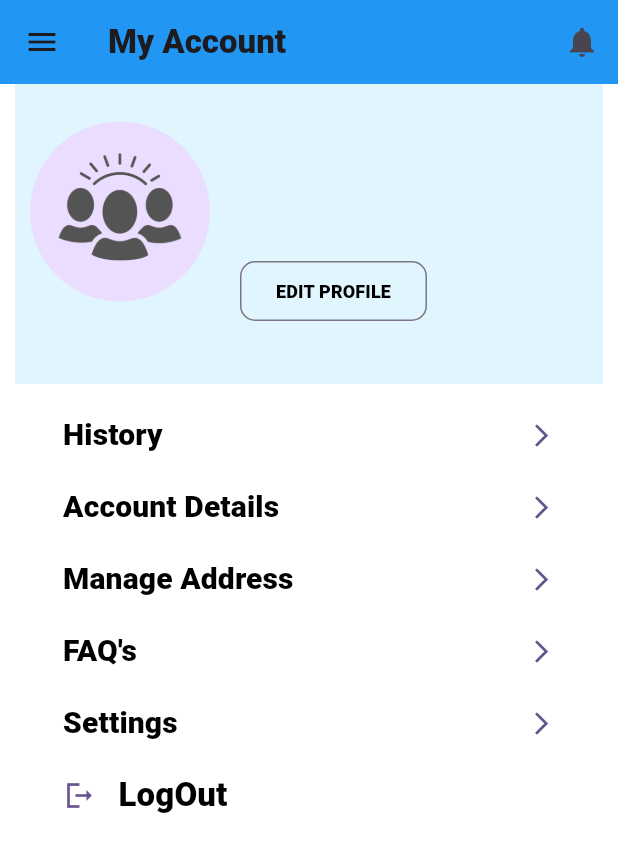
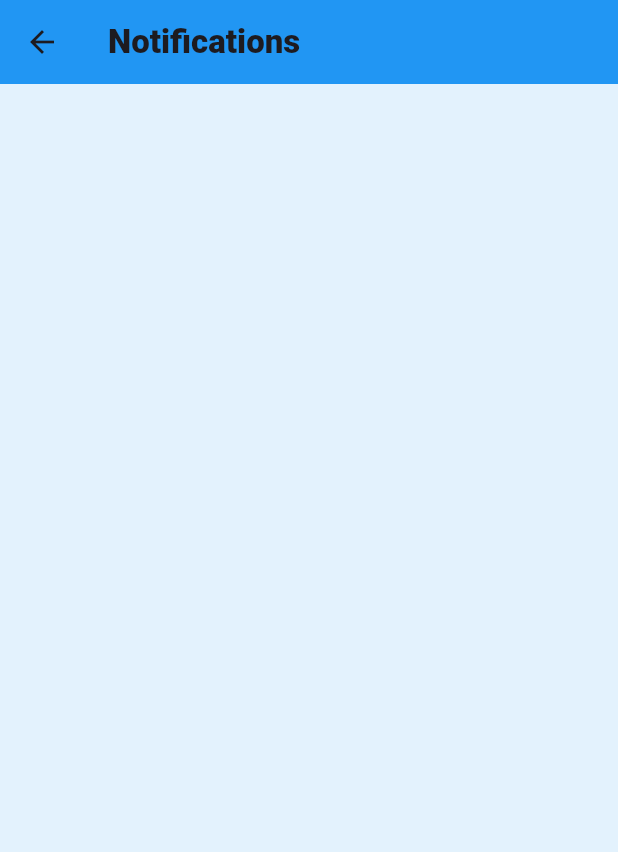
Before and after one commit to Ayush0316/ngo-app, a Flutter app: the Account screen opened directly, in the side drawer, after a tap on "Notifications", on a phone screen of 412 x 824 dp. Shown: the top 852 px of the screen. Run offline on Flutter 3.47's test engine with Material 2 defaults, Android fonts, the phone set to English and light mode, and no system bars; our stand-ins replace carousel_slider, cloud_firestore, firebase_auth, firebase_core, flutter_form_builder, form_builder_validators and 2 more; missing offline and left inert: adaptive_layout, autocomplete_textfield, form_builder_phone_field, sliding_switch; accounts and stored records are empty; Roboto replaces fonts that are missing (Roboto-Black).

Commit message:
added pages

```diff
--- a/ngo_app/lib/screens/Account/FAQ.dart
+++ b/ngo_app/lib/screens/Account/FAQ.dart
@@ -25,7 +25,7 @@ class _faqState extends State<faq> {
           body: SafeArea(
             child: SingleChildScrollView(
               keyboardDismissBehavior: ScrollViewKeyboardDismissBehavior.onDrag,
-              padding: const EdgeInsets.only(top: 20, left: 10, right: 10),
+              padding: const EdgeInsets.only(top: 10, left: 10, right: 10),
               child: Column(children: <Widget>[
                 GFAccordion(
                   // collapsedIcon: Icon(Icons.add),
--- /dev/null
+++ b/ngo_app/lib/screens/notifications/user_notifications.dart
@@ -0,0 +1,33 @@
+import "package:flutter/material.dart";
+
+class noti_user extends StatefulWidget {
+  const noti_user({super.key});
+
+  @override
+  State<noti_user> createState() => _noti_userState();
+}
+
+class _noti_userState extends State<noti_user> {
+  @override
+  Widget build(BuildContext context) => GestureDetector(
+        onTap: () => FocusScope.of(context).unfocus(),
+        child: Scaffold(
+          backgroundColor: Colors.blue[50],
+          appBar: AppBar(
+            leading: BackButton(
+              onPressed: () => Navigator.of(context).pop(false),
+            ),
+            backgroundColor: Colors.blue,
+            title: const Text("Notifications"),
+            elevation: 0.0,
+          ),
+          body: SafeArea(
+            child: SingleChildScrollView(
+              keyboardDismissBehavior: ScrollViewKeyboardDismissBehavior.onDrag,
+              padding: const EdgeInsets.only(top: 10, left: 10, right: 10),
+              child: Column(children: <Widget>[]),
+            ),
+          ),
+        ),
+      );
+}
--- a/ngo_app/lib/screens/side menu/sideMenu.dart
+++ b/ngo_app/lib/screens/side menu/sideMenu.dart
@@ -5,6 +5,7 @@ import "package:ngo_app/services/auth.dart";
 import 'package:ngo_app/services/UserProvider.dart';
 import 'package:provider/provider.dart';
 import 'package:ngo_app/screens/Account/settings.dart';
+import 'package:ngo_app/screens/notifications/user_notifications.dart';
 
 class sideMenu extends StatefulWidget {
   const sideMenu({super.key});
@@ -86,8 +87,9 @@ class _sideMenuState extends State<sideMenu> {
                 fontFamily: 'Roboto-Black',
               ),
             ),
-            onTap: () {
-              Navigator.pop(context);
+            onTap: () async {
+              Navigator.of(context).push(
+                  MaterialPageRoute(builder: (context) => const noti_user()));
             },
           ),
           ListTile(
```
Also changed, not shown: ngo_app/lib/screens/notifications/ngo_notifications.dart (added).
